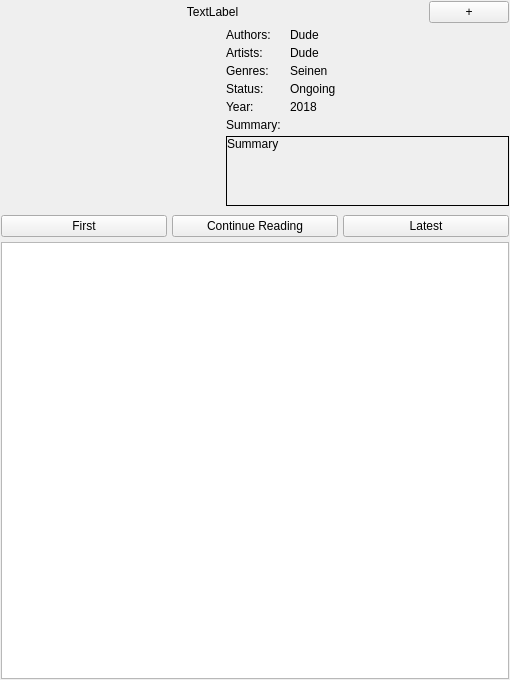
Above: widgets/mangainfowidget.ui from Rain92/UltimateMangaReader before the change. Below: the same form after it.
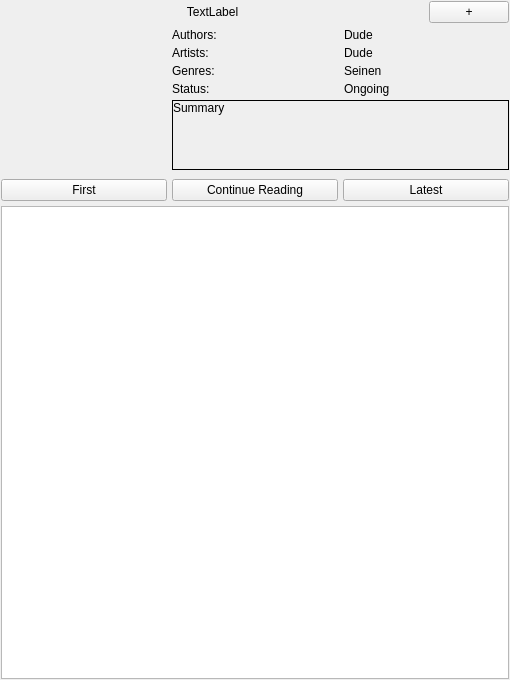
That is the form after the change.

Commit message: Layout polish

```diff
--- a/widgets/mangainfowidget.ui
+++ b/widgets/mangainfowidget.ui
@@ -63,7 +63,7 @@
     </layout>
    </item>
    <item>
-    <layout class="QGridLayout" name="gridLayout" rowstretch="0,0,0,0,0,0,0,0">
+    <layout class="QGridLayout" name="gridLayout" rowstretch="0,0,0,0,0,0">
      <property name="leftMargin">
       <number>0</number>
      </property>
@@ -73,8 +73,8 @@
      <property name="verticalSpacing">
       <number>4</number>
      </property>
-     <item row="4" column="1">
-      <widget class="QLabel" name="labelMangaInfoLabels_4">
+     <item row="1" column="1">
+      <widget class="QLabel" name="labelMangaInfoLabelArtist">
        <property name="sizePolicy">
         <sizepolicy hsizetype="Preferred" vsizetype="Fixed">
          <horstretch>0</horstretch>
@@ -82,7 +82,39 @@
         </sizepolicy>
        </property>
        <property name="text">
-        <string>Year:</string>
+        <string>Artists:</string>
+       </property>
+       <property name="alignment">
+        <set>Qt::AlignLeading|Qt::AlignLeft|Qt::AlignTop</set>
+       </property>
+      </widget>
+     </item>
+     <item row="2" column="1">
+      <widget class="QLabel" name="labelMangaInfoLabelGenres">
+       <property name="sizePolicy">
+        <sizepolicy hsizetype="Preferred" vsizetype="Fixed">
+         <horstretch>0</horstretch>
+         <verstretch>0</verstretch>
+        </sizepolicy>
+       </property>
+       <property name="text">
+        <string>Genres:</string>
+       </property>
+       <property name="alignment">
+        <set>Qt::AlignLeading|Qt::AlignLeft|Qt::AlignTop</set>
+       </property>
+      </widget>
+     </item>
+     <item row="3" column="1">
+      <widget class="QLabel" name="labelMangaInfoLabelStaus">
+       <property name="sizePolicy">
+        <sizepolicy hsizetype="Preferred" vsizetype="Fixed">
+         <horstretch>0</horstretch>
+         <verstretch>0</verstretch>
+        </sizepolicy>
+       </property>
+       <property name="text">
+        <string>Status:</string>
        </property>
        <property name="alignment">
         <set>Qt::AlignLeading|Qt::AlignLeft|Qt::AlignTop</set>
@@ -90,7 +122,7 @@
       </widget>
      </item>
      <item row="0" column="1">
-      <widget class="QLabel" name="labelMangaInfoLabels">
+      <widget class="QLabel" name="labelMangaInfoLabelAuthor">
        <property name="sizePolicy">
         <sizepolicy hsizetype="Preferred" vsizetype="Fixed">
          <horstretch>0</horstretch>
@@ -105,8 +137,8 @@
        </property>
       </widget>
      </item>
-     <item row="2" column="2">
-      <widget class="QLabel" name="labelMangaInfoLabelGenres">
+     <item row="0" column="2">
+      <widget class="QLabel" name="labelMangaInfoLabelAuthorContent">
        <property name="sizePolicy">
         <sizepolicy hsizetype="Expanding" vsizetype="Fixed">
          <horstretch>1</horstretch>
@@ -114,7 +146,7 @@
         </sizepolicy>
        </property>
        <property name="text">
-        <string>Seinen</string>
+        <string>Dude</string>
        </property>
        <property name="alignment">
         <set>Qt::AlignLeading|Qt::AlignLeft|Qt::AlignTop</set>
@@ -124,12 +156,31 @@
        </property>
       </widget>
      </item>
-     <item row="6" column="1" colspan="2">
+     <item row="3" column="2">
+      <widget class="QLabel" name="labelMangaInfoLabelStausContent">
+       <property name="sizePolicy">
+        <sizepolicy hsizetype="Expanding" vsizetype="Fixed">
+         <horstretch>1</horstretch>
+         <verstretch>0</verstretch>
+        </sizepolicy>
+       </property>
+       <property name="text">
+        <string>Ongoing</string>
+       </property>
+       <property name="alignment">
+        <set>Qt::AlignLeading|Qt::AlignLeft|Qt::AlignTop</set>
+       </property>
+       <property name="wordWrap">
+        <bool>true</bool>
+       </property>
+      </widget>
+     </item>
+     <item row="4" column="1" colspan="2">
       <widget class="QScrollArea" name="scrollAreaMangaInfoSummary">
        <property name="sizePolicy">
         <sizepolicy hsizetype="Expanding" vsizetype="Expanding">
-         <horstretch>0</horstretch>
-         <verstretch>2</verstretch>
+         <horstretch>1</horstretch>
+         <verstretch>3</verstretch>
         </sizepolicy>
        </property>
        <property name="frameShape">
@@ -155,7 +206,7 @@
          <rect>
           <x>0</x>
           <y>0</y>
-          <width>276</width>
+          <width>333</width>
           <height>69</height>
          </rect>
         </property>
@@ -204,7 +255,45 @@
        </widget>
       </widget>
      </item>
-     <item row="0" column="0" rowspan="8">
+     <item row="1" column="2">
+      <widget class="QLabel" name="labelMangaInfoLabelArtistContent">
+       <property name="sizePolicy">
+        <sizepolicy hsizetype="Expanding" vsizetype="Fixed">
+         <horstretch>1</horstretch>
+         <verstretch>0</verstretch>
+        </sizepolicy>
+       </property>
+       <property name="text">
+        <string>Dude</string>
+       </property>
+       <property name="alignment">
+        <set>Qt::AlignLeading|Qt::AlignLeft|Qt::AlignTop</set>
+       </property>
+       <property name="wordWrap">
+        <bool>true</bool>
+       </property>
+      </widget>
+     </item>
+     <item row="2" column="2">
+      <widget class="QLabel" name="labelMangaInfoLabelGenresContent">
+       <property name="sizePolicy">
+        <sizepolicy hsizetype="Expanding" vsizetype="Fixed">
+         <horstretch>1</horstretch>
+         <verstretch>0</verstretch>
+        </sizepolicy>
+       </property>
+       <property name="text">
+        <string>Seinen</string>
+       </property>
+       <property name="alignment">
+        <set>Qt::AlignLeading|Qt::AlignLeft|Qt::AlignTop</set>
+       </property>
+       <property name="wordWrap">
+        <bool>true</bool>
+       </property>
+      </widget>
+     </item>
+     <item row="0" column="0" rowspan="6">
       <widget class="QLabel" name="labelMangaInfoCover">
        <property name="sizePolicy">
         <sizepolicy hsizetype="Expanding" vsizetype="Expanding">
@@ -223,146 +312,6 @@
        </property>
       </widget>
      </item>
-     <item row="3" column="2">
-      <widget class="QLabel" name="labelMangaInfoLabelStaus">
-       <property name="sizePolicy">
-        <sizepolicy hsizetype="Expanding" vsizetype="Fixed">
-         <horstretch>1</horstretch>
-         <verstretch>0</verstretch>
-        </sizepolicy>
-       </property>
-       <property name="text">
-        <string>Ongoing</string>
-       </property>
-       <property name="alignment">
-        <set>Qt::AlignLeading|Qt::AlignLeft|Qt::AlignTop</set>
-       </property>
-       <property name="wordWrap">
-        <bool>true</bool>
-       </property>
-      </widget>
-     </item>
-     <item row="4" column="2">
-      <widget class="QLabel" name="labelMangaInfoLabelYear">
-       <property name="sizePolicy">
-        <sizepolicy hsizetype="Expanding" vsizetype="Fixed">
-         <horstretch>1</horstretch>
-         <verstretch>0</verstretch>
-        </sizepolicy>
-       </property>
-       <property name="text">
-        <string>2018</string>
-       </property>
-       <property name="alignment">
-        <set>Qt::AlignLeading|Qt::AlignLeft|Qt::AlignTop</set>
-       </property>
-       <property name="wordWrap">
-        <bool>true</bool>
-       </property>
-      </widget>
-     </item>
-     <item row="1" column="1">
-      <widget class="QLabel" name="labelMangaInfoLabels_2">
-       <property name="sizePolicy">
-        <sizepolicy hsizetype="Preferred" vsizetype="Fixed">
-         <horstretch>0</horstretch>
-         <verstretch>0</verstretch>
-        </sizepolicy>
-       </property>
-       <property name="text">
-        <string>Artists:</string>
-       </property>
-       <property name="alignment">
-        <set>Qt::AlignLeading|Qt::AlignLeft|Qt::AlignTop</set>
-       </property>
-      </widget>
-     </item>
-     <item row="5" column="1">
-      <widget class="QLabel" name="labelMangaInfoLabels_5">
-       <property name="sizePolicy">
-        <sizepolicy hsizetype="Preferred" vsizetype="Fixed">
-         <horstretch>0</horstretch>
-         <verstretch>0</verstretch>
-        </sizepolicy>
-       </property>
-       <property name="text">
-        <string>Summary: </string>
-       </property>
-       <property name="alignment">
-        <set>Qt::AlignLeading|Qt::AlignLeft|Qt::AlignTop</set>
-       </property>
-      </widget>
-     </item>
-     <item row="2" column="1">
-      <widget class="QLabel" name="labelMangaInfoLabels_7">
-       <property name="sizePolicy">
-        <sizepolicy hsizetype="Preferred" vsizetype="Fixed">
-         <horstretch>0</horstretch>
-         <verstretch>0</verstretch>
-        </sizepolicy>
-       </property>
-       <property name="text">
-        <string>Genres:</string>
-       </property>
-       <property name="alignment">
-        <set>Qt::AlignLeading|Qt::AlignLeft|Qt::AlignTop</set>
-       </property>
-      </widget>
-     </item>
-     <item row="0" column="2">
-      <widget class="QLabel" name="labelMangaInfoLabelAuthor">
-       <property name="sizePolicy">
-        <sizepolicy hsizetype="Expanding" vsizetype="Fixed">
-         <horstretch>1</horstretch>
-         <verstretch>0</verstretch>
-        </sizepolicy>
-       </property>
-       <property name="text">
-        <string>Dude</string>
-       </property>
-       <property name="alignment">
-        <set>Qt::AlignLeading|Qt::AlignLeft|Qt::AlignTop</set>
-       </property>
-       <property name="wordWrap">
-        <bool>true</bool>
-       </property>
-      </widget>
-     </item>
-     <item row="1" column="2">
-      <widget class="QLabel" name="labelMangaInfoLabelArtist">
-       <property name="sizePolicy">
-        <sizepolicy hsizetype="Expanding" vsizetype="Fixed">
-         <horstretch>1</horstretch>
-         <verstretch>0</verstretch>
-        </sizepolicy>
-       </property>
-       <property name="text">
-        <string>Dude</string>
-       </property>
-       <property name="alignment">
-        <set>Qt::AlignLeading|Qt::AlignLeft|Qt::AlignTop</set>
-       </property>
-       <property name="wordWrap">
-        <bool>true</bool>
-       </property>
-      </widget>
-     </item>
-     <item row="3" column="1">
-      <widget class="QLabel" name="labelMangaInfoLabels_3">
-       <property name="sizePolicy">
-        <sizepolicy hsizetype="Preferred" vsizetype="Fixed">
-         <horstretch>0</horstretch>
-         <verstretch>0</verstretch>
-        </sizepolicy>
-       </property>
-       <property name="text">
-        <string>Status:</string>
-       </property>
-       <property name="alignment">
-        <set>Qt::AlignLeading|Qt::AlignLeft|Qt::AlignTop</set>
-       </property>
-      </widget>
-     </item>
     </layout>
    </item>
    <item>
```
Left out of the diff: 2 changed lines with no effect on the pictures. The commit also changes 2 other files.
